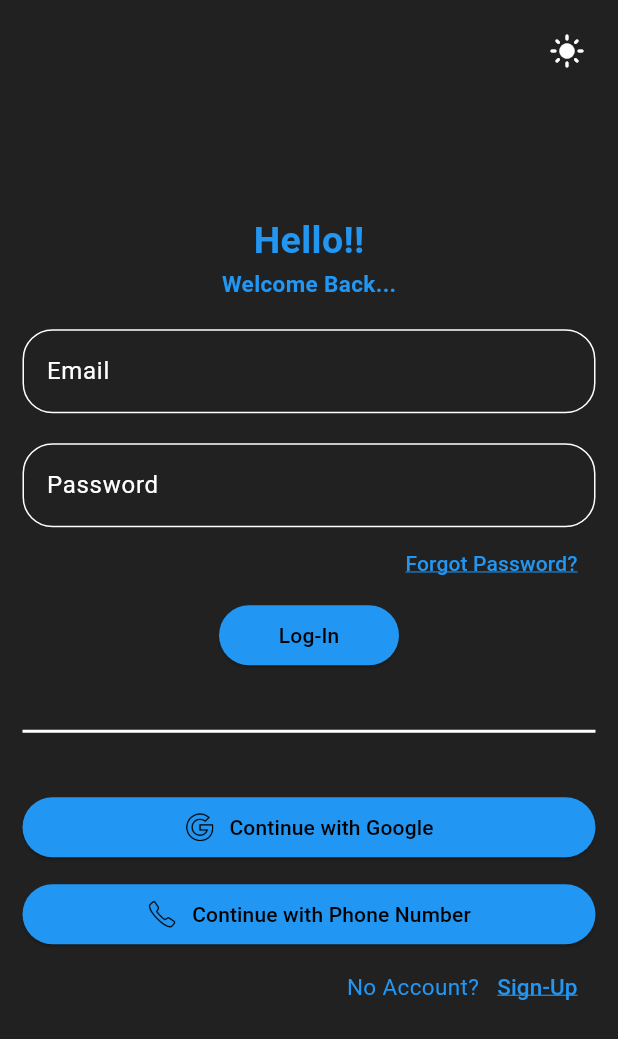
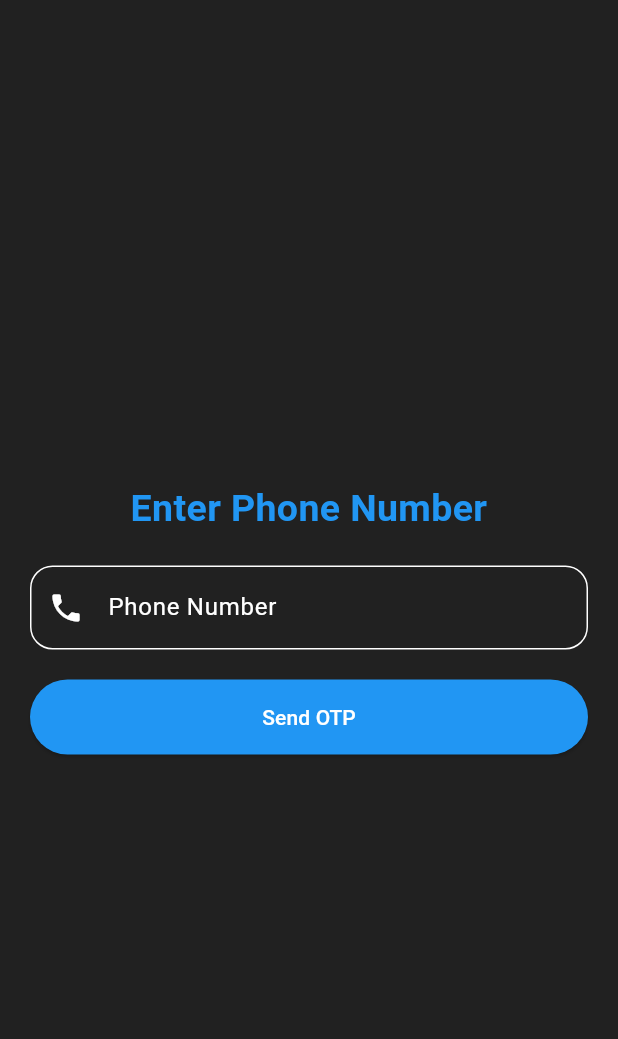
Before and after one commit to pranav14-1/tracker, a Flutter app: the screen it shows after launch, after a tap on "Continue with Phone Number", on a phone screen of 412 x 824 dp. Shown: the top 1039 px of the screen. Run offline on Flutter 3.47's test engine with Material 3 defaults, Android fonts, the phone set to English and light mode, and no system bars; our stand-ins replace cached_network_image, carousel_slider, cloud_firestore, firebase_auth, firebase_core, flutter_slidable and 4 more; accounts and stored records are empty; generated files the repository leaves out were written again.

Commit message:
phone number sign up
added code for phone number sign up via otp still have a bug of unknown error

```diff
--- a/lib/components/dialog_box.dart
+++ b/lib/components/dialog_box.dart
@@ -9,7 +9,7 @@ class DialogBox extends StatelessWidget {
   Widget build(BuildContext context) {
     return AlertDialog(
       backgroundColor: Theme.of(context).colorScheme.surface,
-      content: Container(
+      content: SizedBox(
         height: 120,
         child: Column(
           mainAxisAlignment: MainAxisAlignment.spaceEvenly,
--- a/lib/features/dialogBox.dart
+++ b/lib/features/dialogBox.dart
@@ -16,7 +16,7 @@ class TaskDialog extends StatelessWidget {
   Widget build(BuildContext context) {
     return AlertDialog(
       backgroundColor: Colors.blue,
-      content: Container(
+      content: SizedBox(
         height: 120,
         child: Column(
           children: [
--- a/lib/firebase/log_sign/login.dart
+++ b/lib/firebase/log_sign/login.dart
@@ -4,6 +4,7 @@ import 'package:firebase_auth/firebase_auth.dart';
 import 'package:tracker/firebase/log_sign/auth.dart';
 import 'package:tracker/components/dialog_box.dart';
 import 'package:tracker/firebase/log_sign/forgot.dart';
+import 'package:tracker/firebase/log_sign/phone.dart';
 import 'package:tracker/theme/switchButton.dart';
 
 class LogIn extends StatefulWidget {
@@ -42,7 +43,10 @@ class _LogInState extends State<LogIn> {
   Future<void> Goto() async {
     try {
       await AuthService.loginWithEmail(email.text, password.text);
-      Get.offAllNamed('/home', arguments: FirebaseAuth.instance.currentUser!.uid);
+      Get.offAllNamed(
+        '/home',
+        arguments: FirebaseAuth.instance.currentUser!.uid,
+      );
     } catch (e) {
       String errorMessage = 'Authentication failed';
       if (e is FirebaseAuthException) {
@@ -64,7 +68,9 @@ class _LogInState extends State<LogIn> {
     } catch (e) {
       showDialog(
         context: context,
-        builder: (context) => DialogBox(message: "Google Sign-In failed: ${e.toString()}"),
+        builder:
+            (context) =>
+                DialogBox(message: "Google Sign-In failed: ${e.toString()}"),
       );
     }
   }
@@ -100,15 +106,31 @@ class _LogInState extends State<LogIn> {
                   child: Column(
                     mainAxisAlignment: MainAxisAlignment.center,
                     children: [
-                      Text('Hello!!', style: TextStyle(color: Colors.blue, fontSize: 25, fontWeight: FontWeight.bold)),
-                      Text('Welcome Back...', style: TextStyle(color: Colors.blue, fontSize: 15, fontWeight: FontWeight.bold)),
+                      Text(
+                        'Hello!!',
+                        style: TextStyle(
+                          color: Colors.blue,
+                          fontSize: 25,
+                          fontWeight: FontWeight.bold,
+                        ),
+                      ),
+                      Text(
+                        'Welcome Back...',
+                        style: TextStyle(
+                          color: Colors.blue,
+                          fontSize: 15,
+                          fontWeight: FontWeight.bold,
+                        ),
+                      ),
                       const SizedBox(height: 20),
                       TextField(
                         controller: email,
                         decoration: InputDecoration(
                           labelText: 'Email',
                           filled: true,
-                          border: OutlineInputBorder(borderRadius: BorderRadius.circular(20)),
+                          border: OutlineInputBorder(
+                            borderRadius: BorderRadius.circular(20),
+                          ),
                         ),
                       ),
                       const SizedBox(height: 20),
@@ -119,11 +141,23 @@ class _LogInState extends State<LogIn> {
                         decoration: InputDecoration(
                           labelText: 'Password',
                           filled: true,
-                          border: OutlineInputBorder(borderRadius: BorderRadius.circular(20)),
-                          suffixIcon: _isPasswordFocused
+                          border: OutlineInputBorder(
+                            borderRadius: BorderRadius.circular(20),
+                          ),
+                          suffixIcon:
+                              _isPasswordFocused
                                   ? IconButton(
-                                  onPressed: () => setState(() => _obscurePassword = !_obscurePassword),
-                                  icon: Icon(_obscurePassword ? Icons.visibility_off : Icons.visibility),
+                                    onPressed:
+                                        () => setState(
+                                          () =>
+                                              _obscurePassword =
+                                                  !_obscurePassword,
+                                        ),
+                                    icon: Icon(
+                                      _obscurePassword
+                                          ? Icons.visibility_off
+                                          : Icons.visibility,
+                                    ),
                                   )
                                   : null,
                         ),
@@ -146,33 +180,58 @@ class _LogInState extends State<LogIn> {
                         width: 120,
                         child: ElevatedButton(
                           onPressed: Goto,
-                          style: ElevatedButton.styleFrom(backgroundColor: Colors.blue),
-                          child: const Text('Log-In', style: TextStyle(color: Colors.black)),
+                          style: ElevatedButton.styleFrom(
+                            backgroundColor: Colors.blue,
+                          ),
+                          child: const Text(
+                            'Log-In',
+                            style: TextStyle(color: Colors.black),
+                          ),
                         ),
                       ),
                       const Divider(thickness: 2, height: 80),
                       ElevatedButton(
                         onPressed: googleLogin,
-                        style: ElevatedButton.styleFrom(backgroundColor: Colors.blue),
+                        style: ElevatedButton.styleFrom(
+                          backgroundColor: Colors.blue,
+                        ),
                         child: Row(
                           mainAxisAlignment: MainAxisAlignment.center,
                           children: [
-                            Image.asset('assets/images/g_logo.png', height: 20, width: 20),
+                            Image.asset(
+                              'assets/images/g_logo.png',
+                              height: 20,
+                              width: 20,
+                            ),
                             const SizedBox(width: 10),
-                            const Text('Continue with Google', style: TextStyle(color: Colors.black)),
+                            const Text(
+                              'Continue with Google',
+                              style: TextStyle(color: Colors.black),
+                            ),
                           ],
                         ),
                       ),
                       const SizedBox(height: 10),
                       ElevatedButton(
-                        onPressed: () {},
-                        style: ElevatedButton.styleFrom(backgroundColor: Colors.blue),
+                        onPressed: () {
+                          Get.to(() => Phone());
+                        },
+                        style: ElevatedButton.styleFrom(
+                          backgroundColor: Colors.blue,
+                        ),
                         child: Row(
                           mainAxisAlignment: MainAxisAlignment.center,
                           children: [
-                            Image.asset('assets/images/phone.png', height: 20, width: 20),
+                            Image.asset(
+                              'assets/images/phone.png',
+                              height: 20,
+                              width: 20,
+                            ),
                             const SizedBox(width: 10),
-                            const Text('Continue with Phone Number', style: TextStyle(color: Colors.black)),
+                            const Text(
+                              'Continue with Phone Number',
+                              style: TextStyle(color: Colors.black),
+                            ),
                           ],
                         ),
                       ),
@@ -181,16 +240,28 @@ class _LogInState extends State<LogIn> {
                         child: Row(
                           mainAxisSize: MainAxisSize.min,
                           children: [
-                            const Text('No Account?', style: TextStyle(color: Colors.blue, fontSize: 15)),
+                            const Text(
+                              'No Account?',
+                              style: TextStyle(
+                                color: Colors.blue,
+                                fontSize: 15,
+                              ),
+                            ),
                             TextButton(
-                              onPressed: () => Navigator.pushReplacementNamed(context, '/signup'),
-                              child: const Text('Sign-Up',
+                              onPressed:
+                                  () => Navigator.pushReplacementNamed(
+                                    context,
+                                    '/signup',
+                                  ),
+                              child: const Text(
+                                'Sign-Up',
                                 style: TextStyle(
                                   color: Colors.blue,
                                   fontSize: 15,
                                   decoration: TextDecoration.underline,
                                   decorationColor: Colors.blue,
-                                  )),
+                                ),
+                              ),
                             ),
                           ],
                         ),
--- /dev/null
+++ b/lib/firebase/log_sign/phone.dart
@@ -0,0 +1,83 @@
+import 'package:firebase_auth/firebase_auth.dart';
+import 'package:flutter/material.dart';
+import 'package:get/get.dart';
+import 'package:tracker/firebase/log_sign/otp.dart';
+
+class Phone extends StatefulWidget {
+  const Phone({super.key});
+
+  @override
+  State<Phone> createState() => _PhoneState();
+}
+
+class _PhoneState extends State<Phone> {
+  TextEditingController phonenumber = TextEditingController();
+
+  sendcode() async {
+    try {
+      await FirebaseAuth.instance.verifyPhoneNumber(
+        phoneNumber: '+91${phonenumber.text}',
+        verificationCompleted: (PhoneAuthCredential credential) {},
+        verificationFailed: (FirebaseAuthException e) {
+          Get.snackbar('Error', e.code);
+        },
+        codeSent: (String vid, int? token) {
+          Get.to(OtpScreen(vid: vid, phonenum: phonenumber.text));
+        },
+        codeAutoRetrievalTimeout: (vid) {},
+      );
+    } on FirebaseAuthException catch (e) {
+      Get.snackbar('Error', e.code);
+    } catch (e) {
+      Get.snackbar('Error', e.toString());
+    }
+  }
+
+  @override
+  Widget build(BuildContext context) {
+    return Scaffold(
+      body: Center(
+        child: Padding(
+          padding: const EdgeInsets.all(20.0), // Add padding
+          child: ListView(
+            shrinkWrap: true,
+            children: [
+              Text(
+                'Enter Phone Number',
+                textAlign: TextAlign.center, // Center the text
+                style: TextStyle(
+                  color: Colors.blue,
+                  fontSize: 25,
+                  fontWeight: FontWeight.bold,
+                ),
+              ),
+              SizedBox(height: 20),
+              TextField(
+                controller: phonenumber,
+                keyboardType: TextInputType.phone,
+                decoration: InputDecoration(
+                  prefixText: '+91 ',
+                  prefixIcon: Icon(Icons.phone),
+                  labelText: 'Phone Number',
+                  filled: true,
+                  border: OutlineInputBorder(
+                    borderRadius: BorderRadius.circular(15),
+                  ),
+                ),
+              ),
+              SizedBox(height: 20),
+              ElevatedButton(
+                onPressed: sendcode,
+                style: ElevatedButton.styleFrom(
+                  backgroundColor: Colors.blue,
+                  padding: EdgeInsets.symmetric(vertical: 15),
+                ),
+                child: Text('Send OTP', style: TextStyle(color: Colors.white)),
+              ),
+            ],
+          ),
+        ),
+      ),
+    );
+  }
+}
--- a/lib/pages/screens/community.dart
+++ b/lib/pages/screens/community.dart
@@ -1,5 +1,4 @@
 import 'package:flutter/material.dart';
-import 'package:get/get.dart';
 import 'package:tracker/components/userTile.dart';
 import 'package:tracker/firebase/chat/chatPage.dart';
 import 'package:tracker/firebase/chat/chat_service.dart';
--- a/lib/pages/screens/home_ativity.dart
+++ b/lib/pages/screens/home_ativity.dart
@@ -74,7 +74,7 @@ class _HomeAtivityState extends State<HomeAtivity> {
 
   void deleteTask(int index) async {
     final task = activity[index];
-    await TaskDB.deleteTask(task.id!);
+    await TaskDB.deleteTask(task.id);
     await loadTasks();
   }
 
@@ -90,7 +90,7 @@ class _HomeAtivityState extends State<HomeAtivity> {
           onAdd: () async {
             final newText = _controller.text.trim();
             if (newText.isNotEmpty) {
-              await TaskDB.updateTaskText(task.id!, newText);
+              await TaskDB.updateTaskText(task.id, newText);
               await loadTasks();
             }
             Navigator.of(context).pop();
--- a/lib/pages/screens/profile.dart
+++ b/lib/pages/screens/profile.dart
@@ -33,7 +33,7 @@ class ProfilePage extends StatelessWidget {
             ),
             SizedBox(height: 5),
             Text(
-              user?.email ?? 'No email found',
+              user?.phoneNumber?? user?.email?? 'No user info found',
               style: TextStyle(fontSize: 18, color: Colors.blue),
             ),
             SizedBox(height: 30),
--- a/pubspec.yaml
+++ b/pubspec.yaml
@@ -47,6 +47,7 @@ dependencies:
   isar_flutter_libs: ^3.1.0+1
   path_provider: ^2.1.5
   cloud_firestore: ^5.6.8
+  pinput: ^5.0.1
 
 dev_dependencies:
   flutter_test:
```
Also changed, not shown: lib/firebase/log_sign/otp.dart (added, +95 -0 lines), pubspec.lock. Lines whose indentation alone changed are shown as unchanged.
